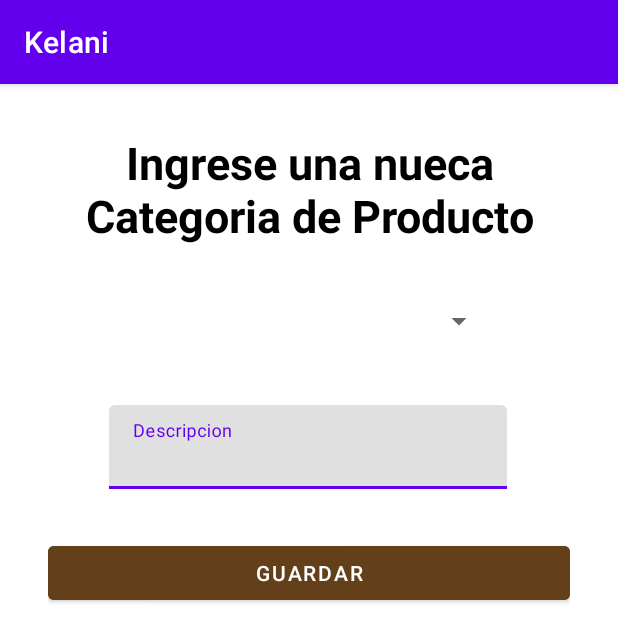
After one commit to MarlieR-321/Kelani_ktl, an Android app: the fragment AgregarCategoriaFragment shown on its own in the app's theme, on a phone screen of 412 x 824 dp. The commit adds this screen. Shown: the top 642 px of the screen. Run offline under Robolectric (Android 15) with nearby library versions, the phone set to English and light mode, and no system bars.

Commit message:
Categoria

```diff
--- /dev/null
+++ b/app/src/main/java/uca/ni/edu/kelani/fragments/system/AgregarCategoriaFragment.kt
@@ -0,0 +1,32 @@
+package uca.ni.edu.kelani.fragments.system
+
+import android.os.Bundle
+import android.view.LayoutInflater
+import android.view.View
+import android.view.ViewGroup
+import androidx.fragment.app.Fragment
+import androidx.navigation.fragment.findNavController
+import uca.ni.edu.kelani.R
+import uca.ni.edu.kelani.databinding.FragmentAgregarCategoriaBinding
+import uca.ni.edu.kelani.databinding.FragmentAgregarUsuarioBinding
+
+class AgregarCategoriaFragment : Fragment() {
+    private lateinit var binding: FragmentAgregarCategoriaBinding
+
+    override fun onCreateView(
+        inflater: LayoutInflater, container: ViewGroup?,
+        savedInstanceState: Bundle?,
+    ): View? {
+        // Inflate the layout for this fragment
+        binding = FragmentAgregarCategoriaBinding.inflate(inflater, container, false)
+        return binding.root
+    }
+
+    override fun onViewCreated(view: View, savedInstanceState: Bundle?) {
+        super.onViewCreated(view, savedInstanceState)
+
+        binding.btnGuardarCategoria.setOnClickListener {
+            findNavController().navigate(R.id.action_categoriaFragment_to_fragment_categoria2)
+        }
+    }
+}
--- /dev/null
+++ b/app/src/main/res/layout/fragment_agregar_categoria.xml
@@ -0,0 +1,66 @@
+<?xml version="1.0" encoding="utf-8"?>
+<ScrollView xmlns:android="http://schemas.android.com/apk/res/android"
+    xmlns:tools="http://schemas.android.com/tools"
+    android:layout_width="match_parent"
+    android:layout_height="match_parent"
+    tools:context=".fragments.system.AgregarCategoriaFragment">
+
+    <!-- TODO: Update blank fragment layout -->
+    <LinearLayout
+        android:layout_width="match_parent"
+        android:layout_height="wrap_content"
+        android:gravity="center"
+        android:orientation="vertical"
+        android:paddingHorizontal="32dp">
+
+        <TextView
+            android:layout_width="match_parent"
+            android:layout_height="wrap_content"
+            android:layout_marginTop="32dp"
+            android:text="Ingrese una nueca Categoria de Producto"
+            android:gravity="center"
+            android:textSize="30sp"
+            android:textStyle="bold"
+            android:textColor="@color/black"/>
+
+
+        <Spinner
+            android:id="@+id/spCategoria"
+            android:layout_width="match_parent"
+            android:layout_height="wrap_content"
+            android:layout_marginHorizontal="50dp"
+            android:layout_marginTop="20dp"
+            android:layout_marginBottom="10dp"
+            android:contentDescription="@string/spinCat"
+            android:padding="30sp" />
+
+
+        <com.google.android.material.textfield.TextInputLayout
+            android:id="@+id/item_passwordUser_label"
+            android:layout_width="266dp"
+            android:layout_height="wrap_content"
+            android:layout_marginTop="16dp"
+            android:layout_marginBottom="16dp"
+            android:hint="Descripcion"
+            android:inputType="textPassword">
+
+            <com.google.android.material.textfield.TextInputEditText
+                android:id="@+id/item_passwordUser"
+                android:layout_width="265dp"
+                android:layout_height="wrap_content" />
+
+        </com.google.android.material.textfield.TextInputLayout>
+
+        <com.google.android.material.button.MaterialButton
+            android:id="@+id/btn_GuardarCategoria"
+            android:layout_width="match_parent"
+            android:layout_height="wrap_content"
+            android:layout_marginTop="16dp"
+            android:backgroundTint="#63401A"
+            android:text="Guardar"
+            android:textAllCaps="true" />
+
+
+    </LinearLayout>
+
+</ScrollView>
--- a/app/src/main/res/values/strings.xml
+++ b/app/src/main/res/values/strings.xml
@@ -21,4 +21,5 @@
     <string name="hello_second_fragment">Hello second fragment. Arg: %1$s</string>
     <!-- TODO: Remove or change this placeholder text -->
     <string name="hello_blank_fragment">Hello blank fragment</string>
+    <string name="spinCat" />
 </resources>
```
Also changed, not shown: app/src/main/java/uca/ni/edu/kelani/fragments/system/CategoriaFragment.kt (added, +38 -0 lines), app/src/main/res/layout/fragment_categoria.xml (added, +50 -0 lines), app/src/main/res/navigation/mobile_navigation.xml (+15 -2 lines).
